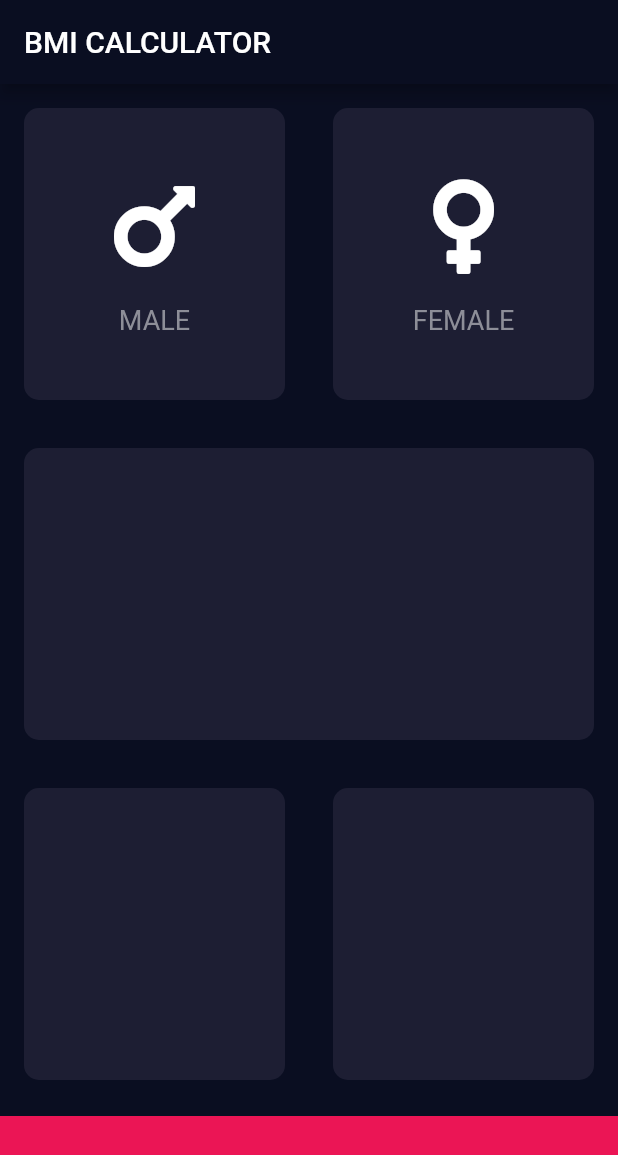
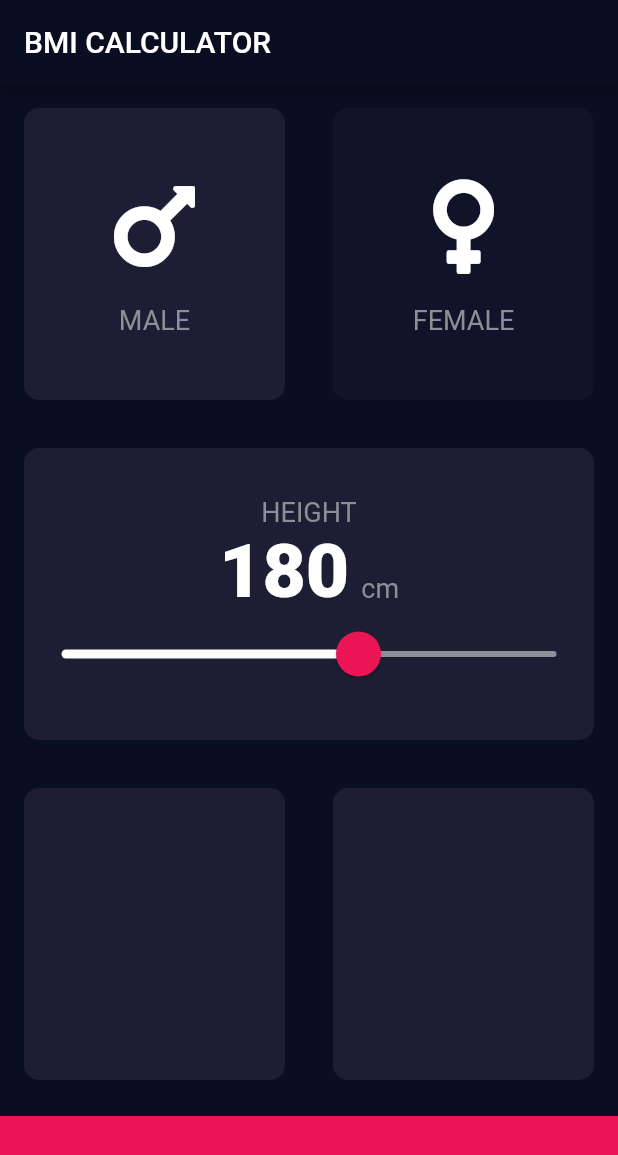
Before and after one commit to deraesw/BMICalculatorFlutter, a Flutter app: the screen it shows after launch, on a phone screen of 412 x 824 dp. Shown: the top 1155 px of the screen. Run offline on Flutter 3.47's test engine with Material 2 defaults, Android fonts, the phone set to English and light mode, and no system bars; our stand-ins replace font_awesome_flutter.

Commit message:
Add a slider and implement size selection

```diff
--- a/lib/input_page.dart
+++ b/lib/input_page.dart
@@ -4,10 +4,9 @@ import 'package:font_awesome_flutter/font_awesome_flutter.dart';
 
 import 'card_container_widget.dart';
 import 'gender_widget.dart';
+import 'constants.dart';
 
-const actionButtonHeight = 80.0;
-const containerBackgroundColor = Color(0xFF1D1E33);
-const actionButtonColor = Color(0xFFEB1555);
+enum Gender { male, female }
 
 class InputPage extends StatefulWidget {
   @override
@@ -15,6 +14,21 @@ class InputPage extends StatefulWidget {
 }
 
 class _InputPageState extends State<InputPage> {
+  Gender selectedGender = Gender.male;
+  int height = 180;
+
+  void _genderSelection(Gender gender) {
+    setState(() {
+      selectedGender = gender;
+    });
+  }
+
+  Color _getBackgroundColor(Gender defineGender) {
+    return selectedGender == defineGender
+        ? containerBackgroundColor
+        : inactiveContainerBackgroundColor;
+  }
+
   @override
   Widget build(BuildContext context) {
     return Scaffold(
@@ -22,13 +36,15 @@ class _InputPageState extends State<InputPage> {
         title: Text('BMI CALCULATOR'),
       ),
       body: Column(
+        crossAxisAlignment: CrossAxisAlignment.stretch,
         children: <Widget>[
           Expanded(
             child: Row(
               children: <Widget>[
                 Expanded(
                   child: CardContainerWidget(
-                    color: containerBackgroundColor,
+                    onTap: () => _genderSelection(Gender.male),
+                    color: _getBackgroundColor(Gender.male),
                     child: GenderWidget(
                       text: 'MALE',
                       icon: FontAwesomeIcons.mars,
@@ -37,7 +53,8 @@ class _InputPageState extends State<InputPage> {
                 ),
                 Expanded(
                   child: CardContainerWidget(
-                    color: containerBackgroundColor,
+                    onTap: () => _genderSelection(Gender.female),
+                    color: _getBackgroundColor(Gender.female),
                     child: GenderWidget(
                       text: 'FEMALE',
                       icon: FontAwesomeIcons.venus,
@@ -50,6 +67,17 @@ class _InputPageState extends State<InputPage> {
           Expanded(
             child: CardContainerWidget(
               color: containerBackgroundColor,
+              child: Column(
+                mainAxisAlignment: MainAxisAlignment.center,
+                children: <Widget>[
+                  Text(
+                    'HEIGHT',
+                    style: labelTextStyle,
+                  ),
+                  buildHeightLabel(),
+                  buildSlider()
+                ],
+              ),
             ),
           ),
           Expanded(
@@ -72,10 +100,54 @@ class _InputPageState extends State<InputPage> {
             margin: EdgeInsets.only(top: 8.0),
             height: actionButtonHeight,
             width: double.infinity,
-            color: actionButtonColor,
+            color: accentColor,
           )
         ],
       ),
     );
   }
+
+  Widget buildHeightLabel() {
+    return Row(
+      mainAxisAlignment: MainAxisAlignment.center,
+      crossAxisAlignment: CrossAxisAlignment.baseline,
+      textBaseline: TextBaseline.alphabetic,
+      children: <Widget>[
+        Text(
+          height.toString(),
+          style: labelBigTextStyle,
+        ),
+        SizedBox(
+          width: 8.0,
+        ),
+        Text(
+          'cm',
+          style: labelTextStyle,
+        )
+      ],
+    );
+  }
+
+  Widget buildSlider() {
+    return SliderTheme(
+      data: SliderTheme.of(context).copyWith(
+        activeTrackColor: Colors.white,
+        thumbColor: accentColor,
+        thumbShape: RoundSliderThumbShape(enabledThumbRadius: 15.0),
+        overlayShape: RoundSliderOverlayShape(overlayRadius: 25.0),
+        overlayColor: Color(0x29EB1555)
+      ),
+      child: Slider(
+        onChanged: (double value) {
+          setState(() {
+            height = value.toInt();
+          });
+        },
+        inactiveColor: Color(0xFF8D8E98),
+        value: height.toDouble(),
+        min: 120.0,
+        max: 220.0,
+      ),
+    );
+  }
 }
```
